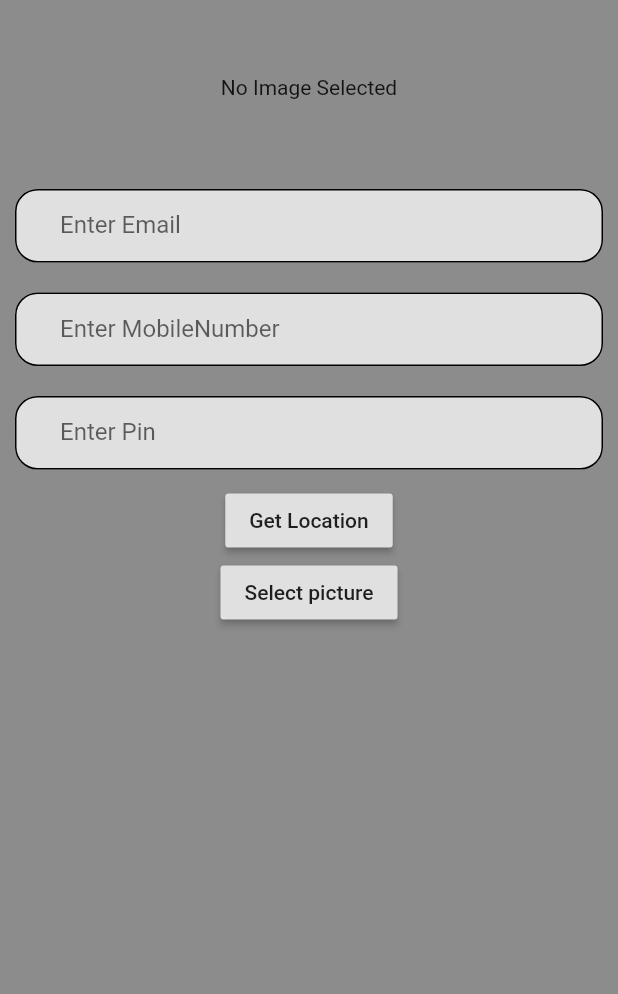
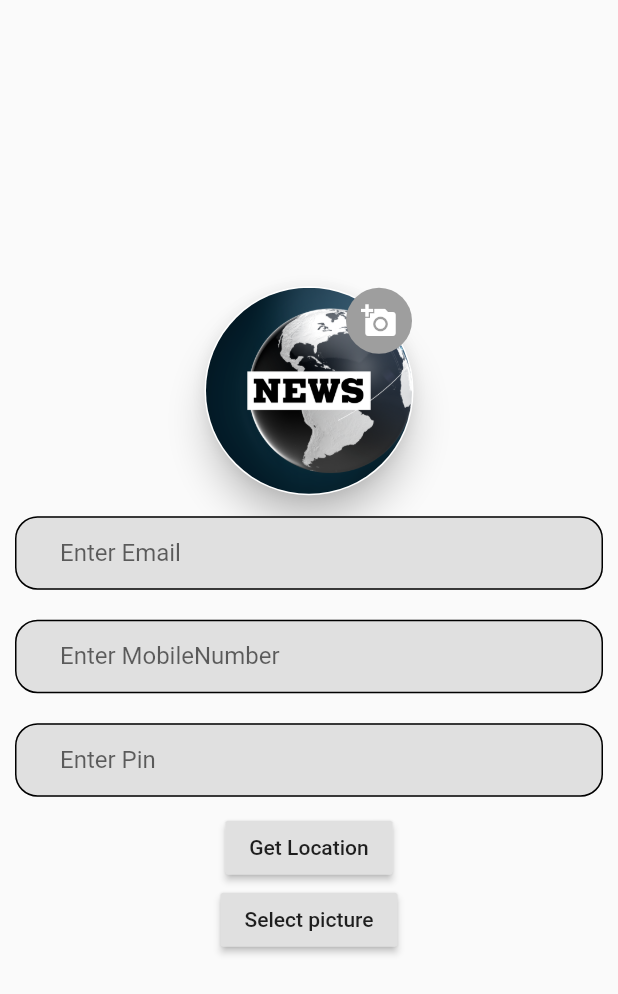
Before and after one commit to brahmy/Dawning-Times, a Flutter app: the screen it shows after launch, after a tap on "Not a Member? SignUp", on a phone screen of 412 x 824 dp. Shown: the top 994 px of the screen. Run offline on Flutter 3.47's test engine with Material 2 defaults, Android fonts, the phone set to English and light mode, and no system bars; our stand-ins replace geolocator, image_picker.

Commit message:
bugs fixed

```diff
--- a/lib/main.dart
+++ b/lib/main.dart
@@ -1,6 +1,6 @@
 
 import 'package:dawning_times/screens/HomeScreen.dart';
-import 'package:dawning_times/screens/auth/signin.dart';
+import 'package:dawning_times/screens/SplashScreen.dart';
 import 'package:flutter/material.dart';
 
 void main() {
@@ -25,7 +25,8 @@ class MyApp extends StatelessWidget {
         // is not restarted.
         primarySwatch: Colors.blue,
       ),
-      home: SignIn(),
+      home: SplashScreen(),
+        debugShowCheckedModeBanner: false,
         initialRoute: '/',
         routes: {
           // When navigating to the "/" route, build the FirstScreen widget.
--- a/lib/screens/NewsFeed.dart
+++ b/lib/screens/NewsFeed.dart
@@ -33,7 +33,6 @@ class NewsFeedHomeState extends State<NewsFeedHome> {
   ];*/
   final String apiURL =
       'https://flutter-examples.000webhostapp.com/getFlowersList.php';
-*/
   /*Future<List<NewsDataModel>> fetchFlowers() async {
     var response = await http.get(apiURL);
 
--- /dev/null
+++ b/lib/screens/SplashScreen.dart
@@ -0,0 +1,35 @@
+import 'package:flutter/material.dart';
+import 'dart:async';
+import './auth/signin.dart';
+
+class SplashScreen extends StatefulWidget{
+  @override
+  State<StatefulWidget> createState() {
+    // TODO: implement createState
+    return SplashScreenState();
+  }
+
+}
+class SplashScreenState extends State<SplashScreen>{
+  @override
+  void initState() {
+    // TODO: implement initState
+    super.initState();
+    Timer(Duration(seconds: 3),
+            ()=>Navigator.pushReplacement(context,
+            MaterialPageRoute(builder:
+                (context) =>
+                    SignIn()
+            )
+        )
+    );
+  }
+  @override
+  Widget build(BuildContext context) {
+    // TODO: implement build
+    return Container(
+        color: Colors.white,
+        child:FlutterLogo(size:MediaQuery.of(context).size.height)
+    );  }
+
+}
--- a/lib/screens/auth/signin.dart
+++ b/lib/screens/auth/signin.dart
@@ -12,9 +12,10 @@ class _SignInState extends State<SignIn> {
   @override
   Widget build(BuildContext context) {
     return Scaffold(
-      backgroundColor: Colors.black26,
-      body: SingleChildScrollView(
+      body: Center(
+        child:SingleChildScrollView(
         child: Container(
+          alignment: Alignment.center,
           child: Center(
             child: Column(
               mainAxisAlignment: MainAxisAlignment.center,
@@ -77,6 +78,7 @@ class _SignInState extends State<SignIn> {
           ),
         ),
       ),
+      ),
     );
   }
 }
--- a/lib/screens/auth/signup.dart
+++ b/lib/screens/auth/signup.dart
@@ -1,9 +1,9 @@
-
 import 'dart:io';
 
 import 'package:dawning_times/screens/auth/geo_locator.dart';
 import 'package:flutter/material.dart';
 import 'package:image_picker/image_picker.dart';
+
 class SignUp extends StatefulWidget {
   @override
   _SignUpState createState() => _SignUpState();
@@ -13,7 +13,7 @@ class _SignUpState extends State<SignUp> {
   File _image;
   final picker = ImagePicker();
 
-  _openGallary(BuildContext context) async{
+  _openGallary(BuildContext context) async {
     var picture = await picker.getImage(source: ImageSource.gallery);
     setState(() {
       _image = picture as File;
@@ -29,8 +29,10 @@ class _SignUpState extends State<SignUp> {
     Navigator.of(context).pop();
   }
 
-  Future<void> _showChoiceDialog(BuildContext context){
-    return showDialog(context: context, builder: (BuildContext context){
+  Future<void> _showChoiceDialog(BuildContext context) {
+    return showDialog(
+        context: context,
+        builder: (BuildContext context) {
           return AlertDialog(
             title: Text('Make a Choice'),
             content: SingleChildScrollView(
@@ -40,8 +42,7 @@ class _SignUpState extends State<SignUp> {
                       child: Text('Gallary'),
                       onTap: () {
                         _openGallary(context);
-                  }
-              ),
+                      }),
                   Padding(padding: EdgeInsets.all(5.0)),
                   GestureDetector(
                     child: Text('Camera'),
@@ -59,16 +60,62 @@ class _SignUpState extends State<SignUp> {
   @override
   Widget build(BuildContext context) {
     return Scaffold(
-      backgroundColor: Colors.black45,
-      body: SafeArea(
+      body:
+        Center(
+        child:SafeArea(
         child: SingleChildScrollView(
           child: Container(
+            alignment: Alignment.center,
             child: Column(
               mainAxisAlignment: MainAxisAlignment.spaceAround,
               children: [
+                Stack(children: <Widget>[
+                  Card(
+                    shape: RoundedRectangleBorder(
+                        borderRadius: BorderRadius.circular(100.0)),
+                    elevation: 10,
+                    child: Padding(
+                      padding: const EdgeInsets.all(1.0),
+                      child: Container(
+                        child: Align(
+                          alignment: Alignment.topRight,
+                          child: Container(
+                            padding: EdgeInsets.all(10),
+                            decoration: BoxDecoration(
+                                color: Colors.grey,
+                                borderRadius: BorderRadius.circular(50)),
+                            child: Icon(
+                              Icons.add_a_photo,
+                              color: Colors.white,
+                            ),
+                          ),
+                        ),
+                        height: MediaQuery.of(context).size.width / 3,
+                        width: MediaQuery.of(context).size.width / 3,
+                        decoration: BoxDecoration(
+                          borderRadius: BorderRadius.circular(100),
+                          image: DecorationImage(
+                              image: AssetImage('assets/image1.png'),
+                              fit: BoxFit.cover),
+                        ),
+                      ),
+                    ),
+                  ),
+                ]),
                 Padding(
-                  padding: const EdgeInsets.fromLTRB(10.0, 50.0, 10.0, 50.0),
-                  child: Text('No Image Selected'),
+                  padding: const EdgeInsets.all(10.0),
+                  child: TextFormField(
+                    decoration: InputDecoration(
+                        border: InputBorder.none,
+                        filled: true,
+                        fillColor: Colors.grey[300],
+                        focusColor: Colors.grey[300],
+                        labelText: 'Enter Email',
+                        contentPadding: new EdgeInsets.symmetric(
+                            vertical: 15.0, horizontal: 30.0),
+                        enabledBorder: OutlineInputBorder(
+                            borderRadius: BorderRadius.circular(15.0))),
+                  ),
                 ),
                 Padding(
                   padding: const EdgeInsets.all(10.0),
@@ -78,29 +125,11 @@ class _SignUpState extends State<SignUp> {
                         filled: true,
                         fillColor: Colors.grey[300],
                         focusColor: Colors.grey[300],
-                        labelText: 'Enter Email',
-                        contentPadding: new EdgeInsets.symmetric(vertical: 15.0, horizontal:30.0 ),
+                        labelText: 'Enter MobileNumber',
+                        contentPadding: new EdgeInsets.symmetric(
+                            vertical: 15.0, horizontal: 30.0),
                         enabledBorder: OutlineInputBorder(
-                            borderRadius: BorderRadius.circular(15.0)
-                        )
-                    ),
-                  ),
-                ),
-
-                Padding(
-                  padding: const EdgeInsets.all(10.0),
-                  child: TextFormField(
-                    decoration: InputDecoration(
-                        border: InputBorder.none,
-                        filled: true,
-                        fillColor: Colors.grey[300],
-                        focusColor: Colors.grey[300],
-                        labelText: 'Enter MobileNumber',
-                        contentPadding: new EdgeInsets.symmetric(vertical: 15.0, horizontal:30.0 ),
-                        enabledBorder: OutlineInputBorder(
-                            borderRadius: BorderRadius.circular(15.0)
-                        )
-                    ),
+                            borderRadius: BorderRadius.circular(15.0))),
                   ),
                 ),
                 Padding(
@@ -112,20 +141,19 @@ class _SignUpState extends State<SignUp> {
                         fillColor: Colors.grey[300],
                         focusColor: Colors.grey[300],
                         labelText: 'Enter Pin',
-                        contentPadding: new EdgeInsets.symmetric(vertical: 15.0, horizontal:30.0 ),
+                        contentPadding: new EdgeInsets.symmetric(
+                            vertical: 15.0, horizontal: 30.0),
                         enabledBorder: OutlineInputBorder(
-                            borderRadius: BorderRadius.circular(15.0)
-                        )
-                    ),
+                            borderRadius: BorderRadius.circular(15.0))),
                   ),
                 ),
                 RaisedButton(
                   onPressed: () {
-                    Navigator.push(context, MaterialPageRoute(builder: (context) => Location()));
+                    Navigator.push(context,
+                        MaterialPageRoute(builder: (context) => Location()));
                   },
                   child: Text('Get Location'),
                 ),
-
                 RaisedButton(
                   onPressed: () => _showChoiceDialog(context),
                   child: Text('Select picture'),
@@ -135,7 +163,7 @@ class _SignUpState extends State<SignUp> {
           ),
         ),
       ),
-
+        ),
     );
   }
 }
```
Also changed, not shown: 1 other file. Lines whose indentation alone changed are shown as unchanged.
